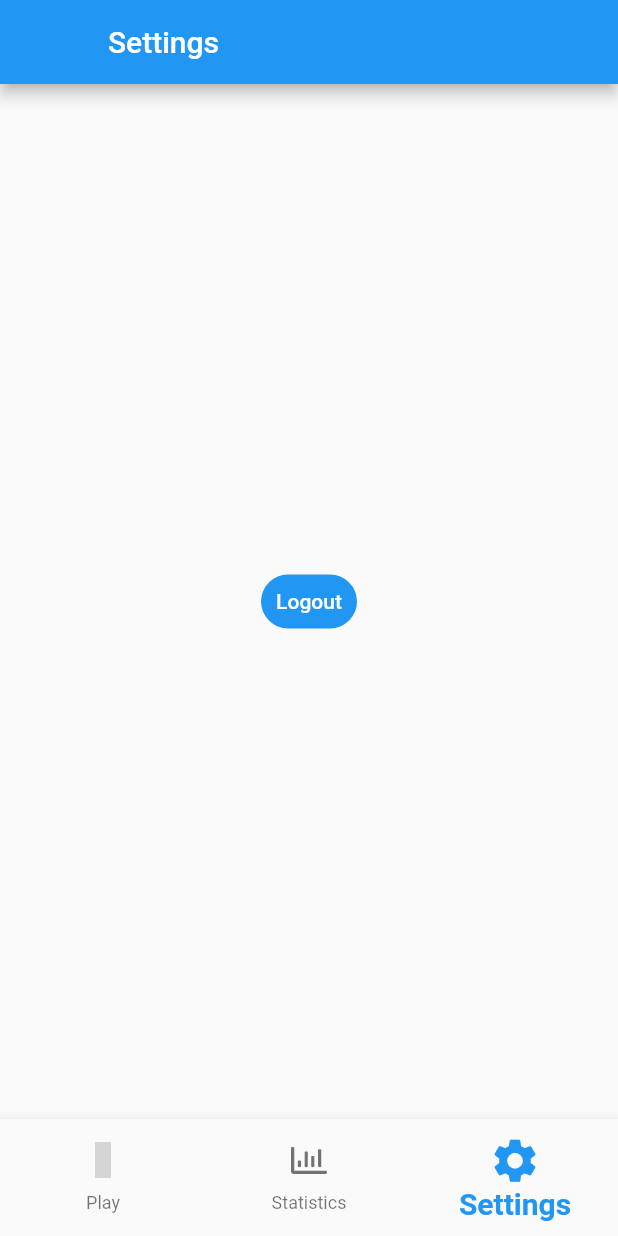
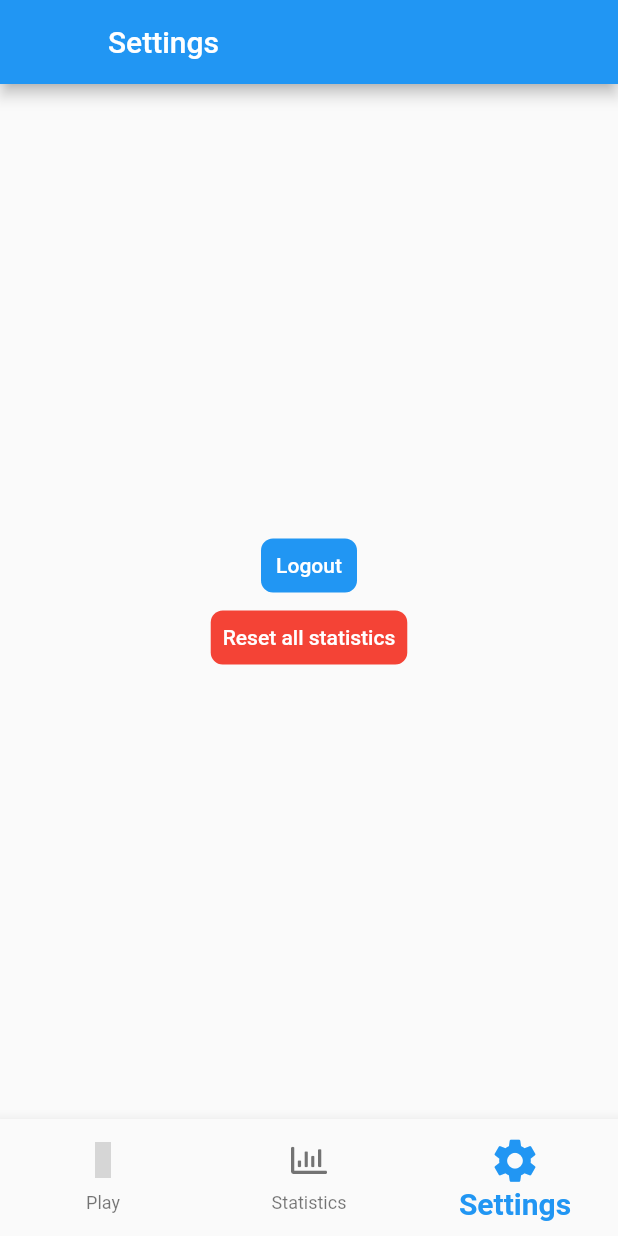
Before and after one commit to lukasstransky/DartTrack, a Flutter app: the screen it shows once a user with an empty profile is signed in, item 3 of the bottom bar chosen, on a phone screen of 412 x 824 dp. Run offline on Flutter 3.47's test engine with Material 2 defaults, Android fonts, the phone set to English and light mode, and no system bars; our stand-ins replace cloud_firestore, firebase_auth, firebase_core, flutter_feather_icons, flutter_slidable, flutter_vector_icons and 8 more; missing offline and left inert: icofont_flutter; accounts and stored records are empty; grey boxes are pictures that could not be loaded.

Commit message:
bug fixes

```diff
--- a/dart_app/lib/models/game_settings/default_settings_x01.dart
+++ b/dart_app/lib/models/game_settings/default_settings_x01.dart
@@ -7,8 +7,6 @@ class DefaultSettingsX01 with ChangeNotifier {
   bool _isSelected = false;
 
   late List<Player> _players;
-  late List<String> _playersNames;
-  late List<int> _botNamingIds;
   late SingleOrTeamEnum _singleOrTeam;
   late BestOfOrFirstToEnum _mode;
   late int _points;
@@ -37,7 +35,7 @@ class DefaultSettingsX01 with ChangeNotifier {
   late bool _drawMode;
 
   DefaultSettingsX01() {
-    this.resetValues();
+    this.resetValues(null);
   }
 
   fromMap(map) {
@@ -103,13 +101,7 @@ class DefaultSettingsX01 with ChangeNotifier {
         : map['players'].map<Player>((item) {
             return Player.fromMap(item);
           }).toList();
-    if (players.isNotEmpty) {
-      for (Player player in this.players) {
-        this.playersNames.add(player.getName);
-      }
-    }
-    botNamingIds =
-        map['botNamingIds'] == null ? [] : map['botNamingIds'].cast<int>();
+
     drawMode = map['drawMode'];
   }
 
@@ -168,7 +160,6 @@ class DefaultSettingsX01 with ChangeNotifier {
       'mostScoredPoints': mostScoredPoints,
       'inputMethod': inputMethod == InputMethod.Round ? 'Round' : 'Three Darts',
       'showInputMethodInGameScreen': showInputMethodInGameScreen,
-      if (botNamingIds.isNotEmpty) 'botNamingIds': botNamingIds,
       if (players.isNotEmpty)
         'players': players.map((player) {
           return player.toMap(player);
@@ -188,14 +179,6 @@ class DefaultSettingsX01 with ChangeNotifier {
   List<Player> get players => this._players;
 
   set players(List<Player> value) => this._players = value;
-
-  List<String> get playersNames => this._playersNames;
-
-  set playersNames(List<String> value) => this._playersNames = value;
-
-  List<int> get botNamingIds => this._botNamingIds;
-
-  set botNamingIds(List<int> value) => this._botNamingIds = value;
 
   get singleOrTeam => this._singleOrTeam;
 
@@ -304,10 +287,12 @@ class DefaultSettingsX01 with ChangeNotifier {
 
   set drawMode(value) => this._drawMode = value;
 
-  resetValues() {
-    players = [];
-    playersNames = [];
-    botNamingIds = [];
+  resetValues(Player? currentUserAsPlayer) {
+    if (currentUserAsPlayer != null) {
+      players = [Player.clone(currentUserAsPlayer)];
+    } else {
+      players = [];
+    }
 
     singleOrTeam = DEFAULT_SINGLE_OR_TEAM;
     mode = DEFAULT_MODE;
--- a/dart_app/lib/models/game_settings/game_settings_x01.dart
+++ b/dart_app/lib/models/game_settings/game_settings_x01.dart
@@ -52,6 +52,7 @@ class GameSettingsX01 extends GameSettings {
     required SingleOrTeamEnum singleOrTeam,
     required bool winByTwoLegsDifference,
     required bool setsEnabled,
+    required InputMethod inputMethod,
     List<Player>? players,
     List<Team>? teams,
   }) {
@@ -65,6 +66,7 @@ class GameSettingsX01 extends GameSettings {
     this._singleOrTeam = singleOrTeam;
     this._winByTwoLegsDifference = winByTwoLegsDifference;
     this._setsEnabled = setsEnabled;
+    this._inputMethod = inputMethod;
     if (players != null) {
       setPlayers = players;
     }
--- a/dart_app/lib/models/games/game.dart
+++ b/dart_app/lib/models/games/game.dart
@@ -56,7 +56,7 @@ class Game with ChangeNotifier implements Comparable<Game> {
         this._currentTeamToThrow = currentTeamToThrow;
 
   Map<String, dynamic> toMapX01(GameX01 gameX01, bool openGame) {
-    GameSettingsX01 gameSettingsX01 = getGameSettings as GameSettingsX01;
+    final GameSettingsX01 gameSettingsX01 = getGameSettings as GameSettingsX01;
 
     return {
       'name': getName,
@@ -81,6 +81,9 @@ class Game with ChangeNotifier implements Comparable<Game> {
         'currentTeamToThrow':
             getCurrentTeamToThrow!.toMap(getCurrentTeamToThrow as Team),
       'gameSettings': {
+        if (openGame)
+          'inputMethod':
+              gameSettingsX01.getInputMethod.toString().split('.').last,
         'players': gameSettingsX01.getPlayers.map((player) {
           return player.toMap(player);
         }).toList(),
--- a/dart_app/lib/models/games/game_x01.dart
+++ b/dart_app/lib/models/games/game_x01.dart
@@ -377,7 +377,8 @@ class GameX01 extends Game {
       }
     }
 
-    if (getCurrentPointsSelected == 'Points') {
+    if (getCurrentPointsSelected == 'Points' &&
+        getGameSettings.getInputMethod == InputMethod.Round) {
       if (btnValueToCheck == '0' ||
           int.parse(btnValueToCheck) > stats.getCurrentPoints) {
         return true;
--- a/dart_app/lib/models/player_statistics/player_or_team_game_statistics_x01.dart
+++ b/dart_app/lib/models/player_statistics/player_or_team_game_statistics_x01.dart
@@ -84,6 +84,8 @@ class PlayerOrTeamGameStatisticsX01 extends PlayerOrTeamGameStatistics {
       {}; // for reverting -> to set correct previous player/team
   List<InputMethod> _inputMethodForRounds =
       []; // keep track which input method (round, 3-darts) was used for each score -> for reverting (enter score with round -> enter with 3-darts -> revert)
+  int _threeDartModeRoundsCount = 0;
+  int _totalRoundsCount = 0;
 
   PlayerOrTeamGameStatisticsX01.Firestore(
       {required String gameId,
@@ -119,7 +121,9 @@ class PlayerOrTeamGameStatisticsX01 extends PlayerOrTeamGameStatistics {
       required List<int> allRemainingPoints,
       required List<List<String>> allRemainingScoresPerDart,
       required bool gameDraw,
-      required Map<String, String> playersWithCheckoutInLeg})
+      required Map<String, String> playersWithCheckoutInLeg,
+      required int threeDartModeRoundsCount,
+      required int totalRoundsCount})
       : super(gameId: gameId, dateTime: dateTime, mode: mode) {
     this.setTeam = team;
     this.setPlayer = player;
@@ -156,6 +160,8 @@ class PlayerOrTeamGameStatisticsX01 extends PlayerOrTeamGameStatistics {
     this._allRemainingScoresPerDart = allRemainingScoresPerDart;
     this._gameDraw = gameDraw;
     this._playersWithCheckoutInLeg = playersWithCheckoutInLeg;
+    this._threeDartModeRoundsCount = threeDartModeRoundsCount;
+    this._totalRoundsCount = totalRoundsCount;
   }
 
   PlayerOrTeamGameStatisticsX01.Team(
@@ -312,6 +318,13 @@ class PlayerOrTeamGameStatisticsX01 extends PlayerOrTeamGameStatistics {
   set setInputMethodForRounds(List<InputMethod> value) =>
       this._inputMethodForRounds = value;
 
+  int get getThreeDartModeRoundsCount => this._threeDartModeRoundsCount;
+  set setThreeDartModeRoundsCount(int value) =>
+      this._threeDartModeRoundsCount = value;
+
+  int get getTotalRoundsCount => this._totalRoundsCount;
+  set setTotalRoundsCount(int value) => this._totalRoundsCount = value;
+
   //calc average based on total points and all scores length
   String getAverage() {
     if (getTotalPoints == 0 && getAllScores.length == 0) return '-';
--- a/dart_app/lib/screens/game_modes/game_modes_overview.dart
+++ b/dart_app/lib/screens/game_modes/game_modes_overview.dart
@@ -1,5 +1,6 @@
 import 'package:dart_app/models/game_settings/default_settings_x01.dart';
 import 'package:dart_app/models/firestore/open_games_firestore.dart';
+import 'package:dart_app/services/auth_service.dart';
 import 'package:dart_app/services/firestore/firestore_service_default_settings.dart';
 import 'package:dart_app/services/firestore/firestore_service_games.dart';
 import 'package:dart_app/utils/app_bars/custom_app_bar.dart';
@@ -28,7 +29,9 @@ class _GameModesOverViewScreenState extends State<GameModesOverView> {
   }
 
   _getDefaultSettingsX01() async {
-    context.read<DefaultSettingsX01>().resetValues();
+    context
+        .read<DefaultSettingsX01>()
+        .resetValues(context.read<AuthService>().getPlayer);
     await context
         .read<FirestoreServiceDefaultSettings>()
         .getDefaultSettingsX01(context);
--- a/dart_app/lib/screens/game_modes/x01/game_settings/game_settings.dart
+++ b/dart_app/lib/screens/game_modes/x01/game_settings/game_settings.dart
@@ -49,8 +49,9 @@ class _GameSettingsState extends State<GameSettings> {
     final DefaultSettingsX01 defaultSettingsX01 =
         context.read<DefaultSettingsX01>();
 
-    if (currentUserAsPlayer != null)
-      defaultSettingsX01.playersNames.add(currentUserAsPlayer.getName);
+    if (currentUserAsPlayer != null) {
+      defaultSettingsX01.players.add(Player.clone(currentUserAsPlayer));
+    }
 
     //check if user already inserted -> in case of switching between other screen -> would get inserted multiple times
     if (currentUserAsPlayer != null &&
--- a/dart_app/lib/screens/settings/settings.dart
+++ b/dart_app/lib/screens/settings/settings.dart
@@ -1,31 +1,63 @@
+import 'package:dart_app/constants.dart';
 import 'package:dart_app/services/auth_service.dart';
+import 'package:dart_app/services/firestore/firestore_service_games.dart';
 import 'package:dart_app/utils/app_bars/custom_app_bar.dart';
 
 import 'package:flutter/material.dart';
 import 'package:provider/provider.dart';
 
-class Settings extends StatefulWidget {
+class Settings extends StatelessWidget {
   const Settings({Key? key}) : super(key: key);
 
-  @override
-  _SettingsState createState() => _SettingsState();
+  _showDialogForResettingStatistics(BuildContext context) {
+    showDialog(
+      barrierDismissible: false,
+      context: context,
+      builder: (context) => AlertDialog(
+        contentPadding: EdgeInsets.only(
+            bottom: DIALOG_CONTENT_PADDING_BOTTOM,
+            top: DIALOG_CONTENT_PADDING_TOP,
+            left: DIALOG_CONTENT_PADDING_LEFT,
+            right: DIALOG_CONTENT_PADDING_RIGHT),
+        title: Text('Reset statistics'),
+        content: Text(
+            "Do you really want to reset ALL statistics? (can't be reverted)"),
+        actions: [
+          TextButton(
+            onPressed: () {
+              Navigator.of(context).pop();
+            },
+            child: const Text('No'),
+          ),
+          TextButton(
+            onPressed: () {
+              context.read<FirestoreServiceGames>().resetStatistics(context);
+              Navigator.of(context).pop();
+            },
+            child: const Text('Yes'),
+          ),
+        ],
+      ),
+    );
   }
 
-class _SettingsState extends State<Settings> {
   @override
   Widget build(BuildContext context) {
     return Scaffold(
-      appBar: CustomAppBar(false, "Settings"),
+        appBar: CustomAppBar(false, 'Settings'),
         body: Center(
-        child: TextButton(
+          child: Column(
+            mainAxisAlignment: MainAxisAlignment.center,
+            children: [
+              TextButton(
                 child: Text(
-            "Logout",
+                  'Logout',
                   style: TextStyle(color: Colors.white),
                 ),
                 style: ButtonStyle(
                   shape: MaterialStateProperty.all<RoundedRectangleBorder>(
                     RoundedRectangleBorder(
-                borderRadius: BorderRadius.circular(18.0),
+                      borderRadius: BorderRadius.circular(8.0),
                     ),
                   ),
                   backgroundColor: MaterialStateProperty.all(
@@ -36,7 +68,24 @@ class _SettingsState extends State<Settings> {
                   await context.read<AuthService>().logout()
                 },
               ),
+              TextButton(
+                child: Text(
+                  'Reset all statistics',
+                  style: TextStyle(color: Colors.white),
                 ),
-    );
+                style: ButtonStyle(
+                  shape: MaterialStateProperty.all<RoundedRectangleBorder>(
+                    RoundedRectangleBorder(
+                      borderRadius: BorderRadius.circular(8.0),
+                    ),
+                  ),
+                  backgroundColor: MaterialStateProperty.all(Colors.red),
+                ),
+                onPressed: () async =>
+                    {_showDialogForResettingStatistics(context)},
+              ),
+            ],
+          ),
+        ));
   }
 }
--- a/dart_app/lib/services/firestore/firestore_service_default_settings.dart
+++ b/dart_app/lib/services/firestore/firestore_service_default_settings.dart
@@ -34,7 +34,6 @@ class FirestoreServiceDefaultSettings {
             'users/' + _firebaseAuth.currentUser!.uid + '/defaultSettingsX01')
         .get();
 
-    defaultSettingsX01.playersNames = [];
     if (result.docs.isNotEmpty) {
       defaultSettingsX01.fromMap(result.docs[0].data());
     }
--- a/dart_app/lib/services/firestore/firestore_service_player_stats.dart
+++ b/dart_app/lib/services/firestore/firestore_service_player_stats.dart
@@ -306,10 +306,10 @@ class FirestoreServicePlayerStats {
 
                 //all scores per dart with count
                 if ((element.data() as Map<String, dynamic>)
-                    .containsKey('allScoresPerDartWithCount'))
+                    .containsKey('allScoresPerDartAsStringCount'))
                   {
                     _allScoresPerDartWithCount =
-                        element.get('allScoresPerDartWithCount'),
+                        element.get('allScoresPerDartAsStringCount'),
                     for (String key in _allScoresPerDartWithCount.keys)
                       {
                         if (firestoreStats.allScoresPerDartAsStringCount
--- a/dart_app/lib/utils/app_bars/custom_app_bar_x01_settings.dart
+++ b/dart_app/lib/utils/app_bars/custom_app_bar_x01_settings.dart
@@ -2,6 +2,7 @@ import 'package:dart_app/constants.dart';
 import 'package:dart_app/models/game_settings/default_settings_x01.dart';
 import 'package:dart_app/models/game_settings/game_settings_x01.dart';
 import 'package:dart_app/models/game_settings/helper/default_settings_helper.dart';
+import 'package:dart_app/services/auth_service.dart';
 import 'package:dart_app/services/firestore/firestore_service_default_settings.dart';
 
 import 'package:flutter/material.dart';
@@ -101,7 +102,7 @@ class _CustomAppBarX01SettingsState extends State<CustomAppBarX01Settings> {
 
     if (defaultSettingsSelected) {
       defaultSettingsX01.isSelected = false;
-      defaultSettingsX01.resetValues();
+      defaultSettingsX01.resetValues(context.read<AuthService>().getPlayer);
       DefaultSettingsHelper.setSettingsFromDefault(context);
     } else {
       defaultSettingsX01.isSelected = true;
```
Also changed, not shown: dart_app/lib/models/game_settings/game_settings.dart (+17 -0 lines), dart_app/lib/models/game_settings/helper/default_settings_helper.dart (+39 -9 lines), dart_app/lib/models/games/helper/revert_helper.dart (+8 -0 lines), dart_app/lib/models/games/helper/submit_helper.dart (+15 -5 lines), dart_app/lib/models/player_statistics/player_or_team_game_statistics.dart (+16 -2 lines), dart_app/lib/screens/game_modes/x01/game_statistics/local_widgets/most_frequent_scores.dart (+56 -7 lines), dart_app/lib/screens/statistics/local_widgets/other_stats.dart (+23 -3 lines), dart_app/lib/services/firestore/firestore_service_games.dart (+9 -0 lines). Lines whose indentation alone changed are shown as unchanged.
